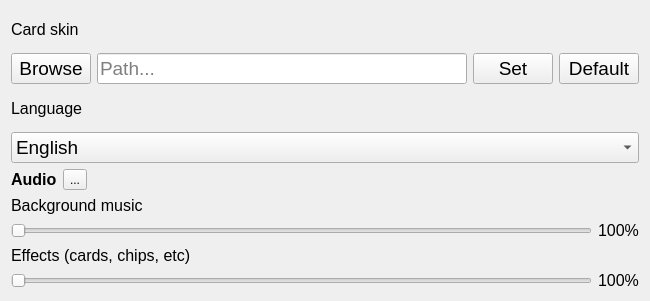
Old version of the form src/presentation/widgets/Settings/settingswindow.ui in the repository OlexandrNikolaiev/BlackJack_GUI.
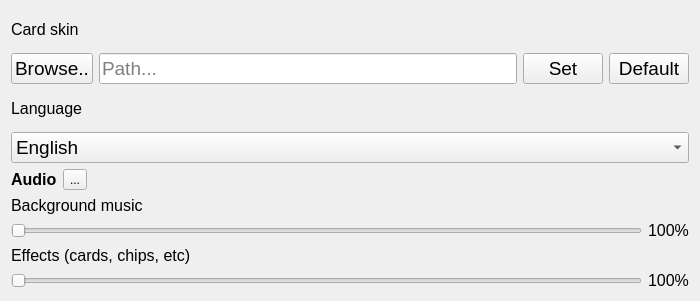
New version of the form. Icons and pictures are not drawn.

What changed in the file:
```diff
--- a/src/presentation/widgets/Settings/settingswindow.ui
+++ b/src/presentation/widgets/Settings/settingswindow.ui
@@ -6,19 +6,19 @@
    <rect>
     <x>0</x>
     <y>0</y>
-    <width>650</width>
+    <width>700</width>
     <height>301</height>
    </rect>
   </property>
   <property name="minimumSize">
    <size>
-    <width>650</width>
+    <width>700</width>
     <height>301</height>
    </size>
   </property>
   <property name="maximumSize">
    <size>
-    <width>650</width>
+    <width>700</width>
     <height>301</height>
    </size>
   </property>
@@ -50,7 +50,7 @@
         <widget class="QPushButton" name="browseButton">
          <property name="maximumSize">
           <size>
-           <width>150</width>
+           <width>200</width>
            <height>16777215</height>
           </size>
          </property>
@@ -60,7 +60,7 @@
           </font>
          </property>
          <property name="text">
-          <string>Browse</string>
+          <string>Browse..</string>
          </property>
         </widget>
        </item>
@@ -80,7 +80,7 @@
         <widget class="QPushButton" name="setNewDeckSkinButton">
          <property name="maximumSize">
           <size>
-           <width>150</width>
+           <width>200</width>
            <height>16777215</height>
           </size>
          </property>
@@ -98,7 +98,7 @@
         <widget class="QPushButton" name="setDefaultDeckSkinButton">
          <property name="maximumSize">
           <size>
-           <width>150</width>
+           <width>200</width>
            <height>16777215</height>
           </size>
          </property>
```
